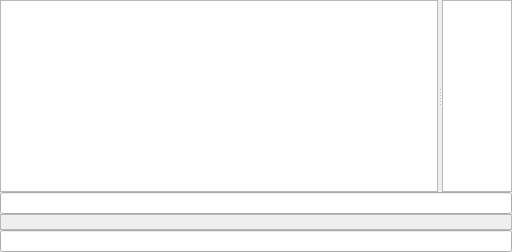
First picture: the form in examples/desktop/src/messageview.ui, repository communi/communi-desktop, before the edit.
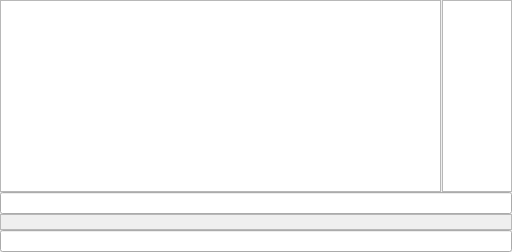
Second picture: the form after the edit. Custom widgets are drawn as their Qt base class.

Commit message: MessageView: petite splitter handle

What changed in the file:
```diff
--- a/examples/desktop/src/messageview.ui
+++ b/examples/desktop/src/messageview.ui
@@ -14,6 +14,9 @@
      <property name="orientation">
       <enum>Qt::Horizontal</enum>
      </property>
+     <property name="handleWidth">
+      <number>1</number>
+     </property>
      <widget class="TextBrowser" name="textBrowser">
       <property name="sizePolicy">
        <sizepolicy hsizetype="Expanding" vsizetype="Expanding">
```
